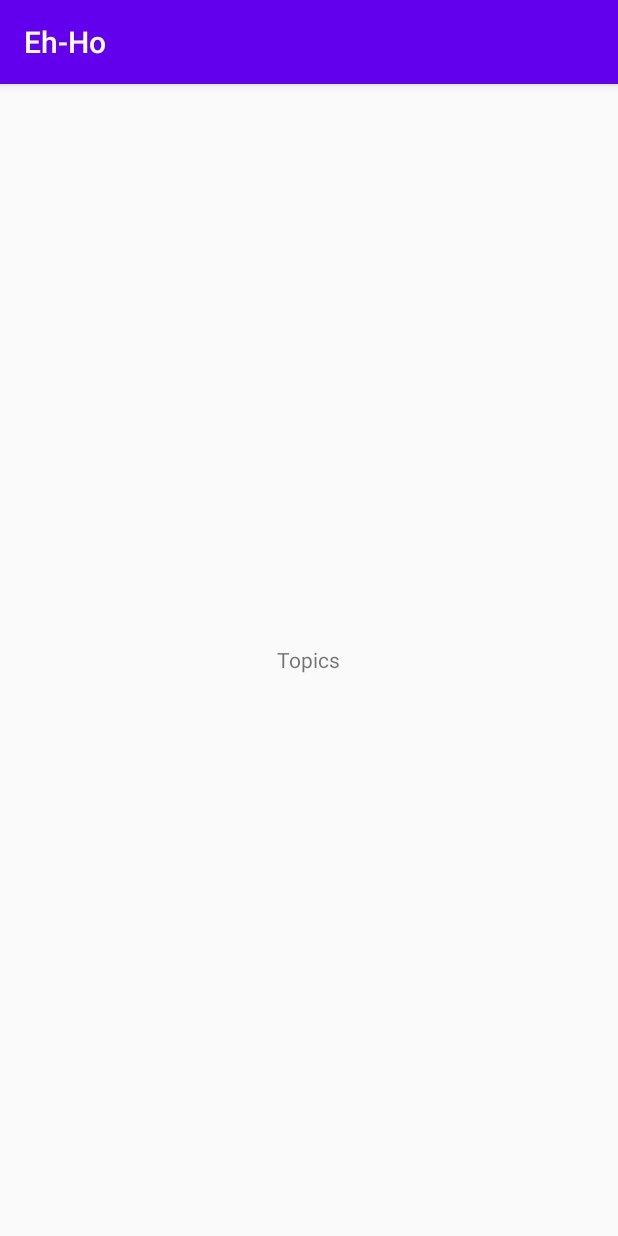
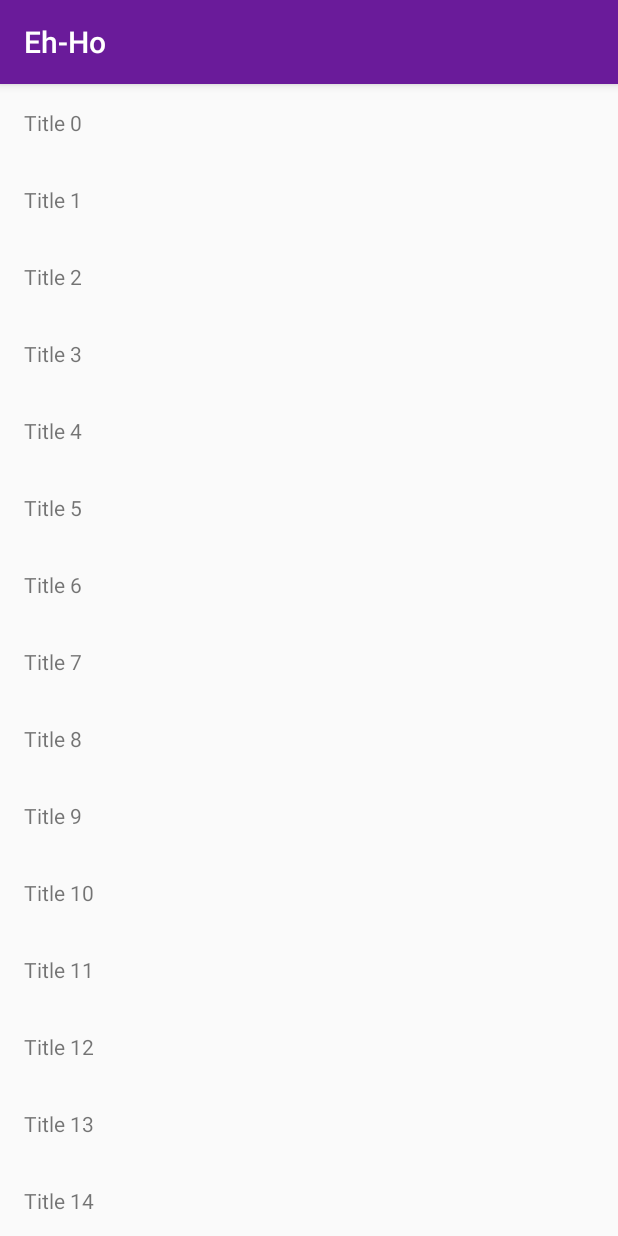
Before and after one commit to gricob/fundamentos-android, an Android app: the screen it shows after launch (TopicsActivity), after a tap on "LOGIN", on a phone screen of 412 x 824 dp. Run offline under Robolectric (Android 15) with nearby library versions, the phone set to English and light mode, and no system bars.

Commit message:
Tercera sesión

```diff
--- a/app/src/main/AndroidManifest.xml
+++ b/app/src/main/AndroidManifest.xml
@@ -9,7 +9,7 @@
         android:roundIcon="@mipmap/ic_launcher_round"
         android:supportsRtl="true"
         android:theme="@style/AppTheme">
-
+        <activity android:name=".PostsActivity"></activity>
         <activity android:name=".LoginActivity">
             <intent-filter>
                 <action android:name="android.intent.action.MAIN" />
@@ -17,7 +17,6 @@
                 <category android:name="android.intent.category.LAUNCHER" />
             </intent-filter>
         </activity>
-
         <activity android:name=".TopicsActivity" />
     </application>
 
--- a/app/src/main/java/io/keepcoding/eh_ho/TopicsActivity.kt
+++ b/app/src/main/java/io/keepcoding/eh_ho/TopicsActivity.kt
@@ -1,14 +1,32 @@
 package io.keepcoding.eh_ho
 
+import android.content.Intent
 import android.os.Bundle
 import android.util.Log
 import androidx.appcompat.app.AppCompatActivity
+import androidx.recyclerview.widget.LinearLayoutManager
+import kotlinx.android.synthetic.main.activity_topics.*
 
 class TopicsActivity : AppCompatActivity(){
+
     override fun onCreate(savedInstanceState: Bundle?) {
         super.onCreate(savedInstanceState)
         setContentView(R.layout.activity_topics)
 
-        Log.d(TopicsActivity::class.simpleName, TopicsRepo.topics.toString())
+        val adapter = TopicsAdapter {
+            goToPosts(it)
+        }
+
+        adapter.setTopics(TopicsRepo.topics)
+
+        listTopics.layoutManager = LinearLayoutManager(this, LinearLayoutManager.VERTICAL, false)
+        listTopics.adapter = adapter
+
+    }
+
+    private fun goToPosts(topic: Topic) {
+        val intent = Intent(this, PostsActivity::class.java)
+        intent.putExtra(EXTRA_TOPIC_ID, topic.id)
+        startActivity(intent)
     }
 }
--- /dev/null
+++ b/app/src/main/java/io/keepcoding/eh_ho/TopicsAdapter.kt
@@ -0,0 +1,54 @@
+package io.keepcoding.eh_ho
+
+import android.view.LayoutInflater
+import android.view.View
+import android.view.ViewGroup
+import androidx.recyclerview.widget.RecyclerView
+import kotlinx.android.synthetic.main.item_topic.view.*
+import java.lang.IllegalArgumentException
+
+class TopicsAdapter(val topicClickListener: ((Topic) -> Unit)? = null) : RecyclerView.Adapter<TopicsAdapter.TopicHolder>() {
+
+    private val topics = mutableListOf<Topic>()
+
+    private val listener : ((View) -> Unit) = {
+        if (it.tag is Topic) {
+            topicClickListener?.invoke(it.tag as Topic)
+        } else {
+            throw IllegalArgumentException("Topic item view has not a Topic Data as a tag")
+        }
+
+    }
+
+    override fun getItemCount(): Int {
+        return topics.size
+    }
+
+    override fun onCreateViewHolder(list: ViewGroup, viewType: Int): TopicHolder {
+        val view =
+            LayoutInflater.from(list.context).inflate(R.layout.item_topic, list, false)
+        return TopicHolder(view)
+    }
+
+    override fun onBindViewHolder(holder: TopicHolder, position: Int) {
+        val topic = topics[position]
+        holder.topic = topic
+        holder.itemView.setOnClickListener(listener)
+    }
+
+    fun setTopics(topics: List<Topic>) {
+        this.topics.clear()
+        this.topics.addAll(topics)
+        notifyDataSetChanged()
+    }
+
+    inner class TopicHolder(itemView: View): RecyclerView.ViewHolder(itemView) {
+        var topic: Topic? = null
+        set(value) {
+            field = value
+            itemView.tag = field
+            itemView.labelTopic.text = field?.title
+        }
+    }
+
+}
--- a/app/src/main/java/io/keepcoding/eh_ho/TopicsRepo.kt
+++ b/app/src/main/java/io/keepcoding/eh_ho/TopicsRepo.kt
@@ -8,7 +8,9 @@ object TopicsRepo {
         return field
     }
 
-    fun createDummyTopics(count: Int = 10): List<Topic> =
+    fun getTopic(id: String): Topic? = topics.find { it.id == id }
+
+    fun createDummyTopics(count: Int = 20): List<Topic> =
         (0..count).map {
             Topic(
                 title = "Title $it",
--- a/app/src/main/res/layout/activity_login.xml
+++ b/app/src/main/res/layout/activity_login.xml
@@ -36,5 +36,4 @@
         android:text="@string/label_login"
         android:onClick="showTopics"
         />
-
 </LinearLayout>
--- a/app/src/main/res/layout/activity_topics.xml
+++ b/app/src/main/res/layout/activity_topics.xml
@@ -3,11 +3,9 @@
     android:layout_width="match_parent"
     android:layout_height="match_parent">
 
-    <TextView
-        android:layout_width="wrap_content"
-        android:layout_height="wrap_content"
-        android:layout_gravity="center"
-        android:text="@string/label_topics"
-        />
+    <androidx.recyclerview.widget.RecyclerView
+        android:id="@+id/listTopics"
+        android:layout_width="match_parent"
+        android:layout_height="match_parent" />
 
 </FrameLayout>
--- a/app/src/main/res/layout/item_topic.xml
+++ b/app/src/main/res/layout/item_topic.xml
@@ -7,6 +7,7 @@
     android:orientation="vertical">
 
     <TextView
+        android:id="@+id/labelTopic"
         android:layout_width="wrap_content"
         android:layout_height="wrap_content"
         tools:text="Topico"/>
--- a/app/src/main/res/values/colors.xml
+++ b/app/src/main/res/values/colors.xml
@@ -1,6 +1,6 @@
 <?xml version="1.0" encoding="utf-8"?>
 <resources>
-    <color name="colorPrimary">#6200EE</color>
-    <color name="colorPrimaryDark">#3700B3</color>
-    <color name="colorAccent">#03DAC5</color>
+    <color name="colorPrimary">#6A1B9A</color>
+    <color name="colorPrimaryDark">#38006b</color>
+    <color name="colorAccent">#90caf9</color>
 </resources>
```
Also changed, not shown: app/src/main/java/io/keepcoding/eh_ho/PostsActivity.kt (added, +22 -0 lines), app/src/main/res/layout/activity_posts.xml (added, +16 -0 lines).
